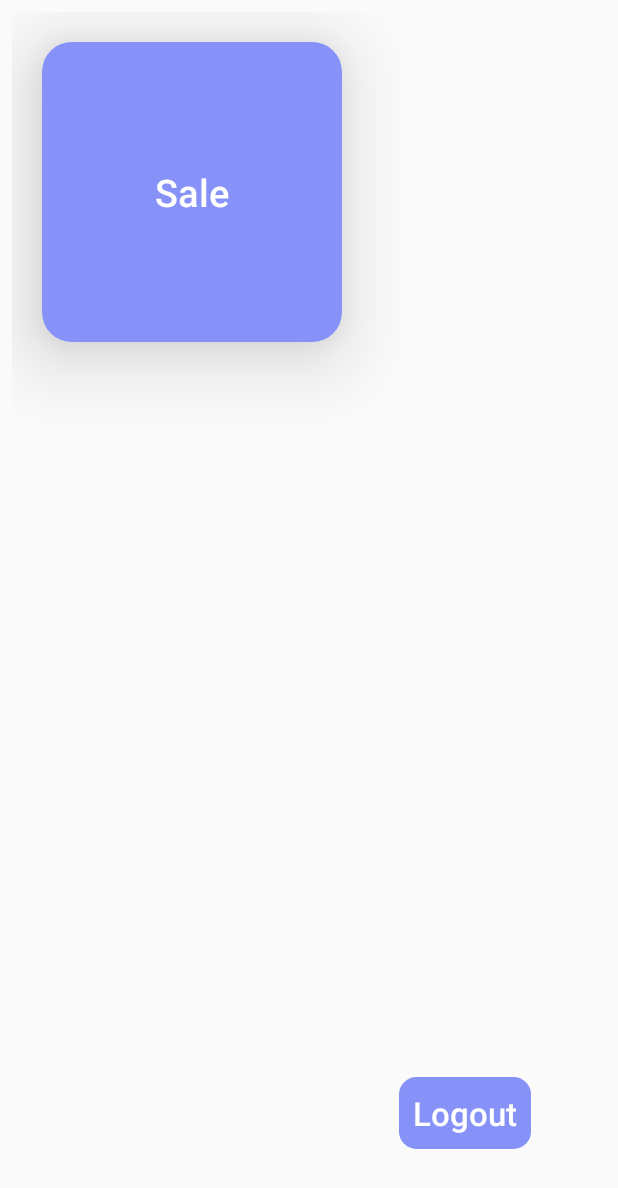
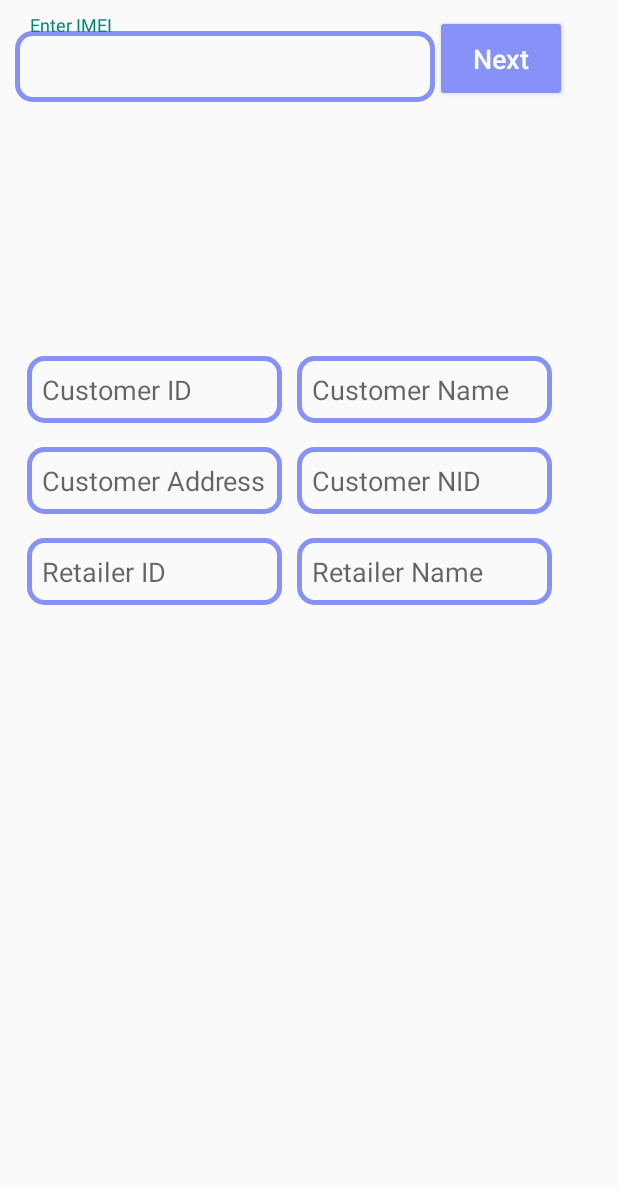
Before and after one commit to LatifulBariPappu/Selling-App, an Android app: the RetailerHomeActivity screen opened directly, with no data from a screen before it, after a tap on an icon or button, on a phone screen of 412 x 824 dp. Shown: the top 1188 px of the screen. Run offline under Robolectric (Android 15) with nearby library versions, the phone set to English and light mode, and no system bars.

Commit message:
imei confirmation2

```diff
--- a/app/src/main/AndroidManifest.xml
+++ b/app/src/main/AndroidManifest.xml
@@ -15,6 +15,12 @@
         android:theme="@style/Theme.TestApi"
         android:usesCleartextTraffic="true"
         tools:targetApi="31">
+        <activity
+            android:name=".activities.SaleActivity"
+            android:exported="false" />
+        <activity
+            android:name=".activities.MainActivity"
+            android:exported="false" />
         <activity
             android:name=".activities.RetailerHomeActivity"
             android:exported="false" />
--- a/app/src/main/java/com/example/testapi/activities/LoginActivity.java
+++ b/app/src/main/java/com/example/testapi/activities/LoginActivity.java
@@ -63,7 +63,6 @@ public class LoginActivity extends AppCompatActivity {
                         startActivity(new Intent(LoginActivity.this, Dashboard.class));
                         finish();
                     }
-
                 }
 
                 @Override
--- /dev/null
+++ b/app/src/main/java/com/example/testapi/activities/SaleActivity.java
@@ -0,0 +1,104 @@
+package com.example.testapi.activities;
+
+import android.os.Bundle;
+import android.text.Editable;
+import android.text.InputFilter;
+import android.text.TextWatcher;
+import android.util.Log;
+import android.view.View;
+import android.widget.TextView;
+import android.widget.Toast;
+
+import androidx.appcompat.app.AppCompatActivity;
+
+import com.example.testapi.controller.ApiController;
+import com.example.testapi.databinding.ActivitySaleBinding;
+import com.example.testapi.models.DeviceModel;
+
+import java.util.Objects;
+
+import retrofit2.Call;
+import retrofit2.Callback;
+import retrofit2.Response;
+
+public class SaleActivity extends AppCompatActivity {
+
+    ActivitySaleBinding binding;
+    @Override
+    protected void onCreate(Bundle savedInstanceState) {
+        super.onCreate(savedInstanceState);
+        binding = ActivitySaleBinding.inflate(getLayoutInflater());
+        setContentView(binding.getRoot());
+
+        binding.imeiEdt.setFilters(new InputFilter[]{new InputFilter.LengthFilter(15)});
+
+        binding.imeiNextBtn.setOnClickListener(new View.OnClickListener() {
+            @Override
+            public void onClick(View v) {
+
+                            String imeiInput = binding.imeiEdt.getText().toString();
+
+                            binding.imeiEdt.addTextChangedListener(new TextWatcher() {
+                                @Override
+                                public void beforeTextChanged(CharSequence s, int start, int count, int after) {
+
+                                }
+
+                                @Override
+                                public void onTextChanged(CharSequence s, int start, int before, int count) {
+
+                                }
+
+                                @Override
+                                public void afterTextChanged(Editable s) {
+                                    if (s.length() == 15) {
+                                        binding.imeiEdt.setError(null);
+                                    } else {
+                                        binding.imeiEdt.setError("IMEI must be exactly 15 characters long");
+                                    }
+                                }
+                            });
+
+
+                            //call get device api
+                            Call<DeviceModel> call = ApiController
+                                    .getInstance()
+                                    .getapi()
+                                    .getDevice(imeiInput);
+
+                            call.enqueue(new Callback<DeviceModel>() {
+                                @Override
+                                public void onResponse(Call<DeviceModel> call, Response<DeviceModel> response) {
+
+                                    String msg = response.body().getMessage();
+                                    if(Objects.equals(msg, "IMEI found")){
+                                        Toast.makeText(SaleActivity.this,"IMEI Found",Toast.LENGTH_SHORT).show();
+
+                                        String imei1 = response.body().getDevice_models().getImei_1();
+                                        String imei2 = response.body().getDevice_models().getImei_2();
+                                        String brand = response.body().getDevice_models().getBrand();
+                                        String color = response.body().getDevice_models().getColor();
+                                        String model = response.body().getDevice_models().getDevice();
+                                        String price = response.body().getDevice_models().getPrice();
+                                        String serial = response.body().getDevice_models().getSerialNumber();
+                                        binding.imeiTv1.setText(imei1 != null ? "IMEI1 : "+imei1 : "IMEI1 not available");
+                                        binding.imeiTv2.setText(imei2 != null ? "IMEI2 : "+imei2 : "IMEI2 not available");
+                                        binding.brandTv.setText(brand != null ? "BRAND : "+brand : "Brand not available");
+                                        binding.colorTv.setText(color != null ? "COLOR : "+color : "Color not available");
+                                        binding.modelTv.setText(model != null ? "MODEL : "+model : "Model not available");
+                                        binding.serialTv.setText(serial !=null ? "SERIAL NUMBER : "+serial : "Serial not available");
+                                        binding.priceTv.setText(price != null ? "HIRE SALE PRICE : "+price : "Price not available");
+                                    }
+
+                                }
+
+                                @Override
+                                public void onFailure(Call<DeviceModel> call, Throwable t) {
+                                    Toast.makeText(SaleActivity.this,t.toString(),Toast.LENGTH_SHORT).show();
+                                }
+                            });
+            }
+        });
+    }
+
+}
--- a/app/src/main/res/layout/activity_retailer_home.xml
+++ b/app/src/main/res/layout/activity_retailer_home.xml
@@ -9,20 +9,16 @@
     android:orientation="vertical"
     tools:context=".activities.RetailerHomeActivity">
     <androidx.cardview.widget.CardView
-        android:layout_width="200dp"
-        android:layout_height="200dp"
+        android:layout_width="120dp"
+        android:layout_height="120dp"
         app:cardElevation="30dp"
         android:id="@+id/salebtn"
         android:layout_margin="20dp"
         app:cardCornerRadius="20dp">
-        <Button
-            android:layout_width="match_parent"
-            android:layout_height="match_parent"
-            android:hint="@string/retailer_sale"
-            android:textSize="25sp"
-            android:background="@drawable/custom_edittext"
-            android:backgroundTint="@color/my_primary"
-            android:textColorHint="@color/white"/>
+        <ImageView
+            android:layout_width="wrap_content"
+            android:layout_height="wrap_content"
+            android:src="@drawable/sale"/>
     </androidx.cardview.widget.CardView>
 
     <LinearLayout
--- /dev/null
+++ b/app/src/main/res/layout/activity_sale.xml
@@ -0,0 +1,149 @@
+<?xml version="1.0" encoding="utf-8"?>
+<LinearLayout xmlns:android="http://schemas.android.com/apk/res/android"
+    xmlns:app="http://schemas.android.com/apk/res-auto"
+    xmlns:tools="http://schemas.android.com/tools"
+    android:id="@+id/main"
+    android:layout_width="match_parent"
+    android:layout_height="match_parent"
+    android:layout_margin="12dp"
+    android:padding="10dp"
+    android:orientation="vertical"
+    tools:context=".activities.SaleActivity">
+
+    <LinearLayout
+        android:layout_width="match_parent"
+        android:layout_height="wrap_content"
+        android:orientation="horizontal">
+        <com.google.android.material.textfield.TextInputLayout
+            android:layout_width="280dp"
+            android:layout_height="wrap_content"
+            android:hint="@string/enter_imei">
+            <com.google.android.material.textfield.TextInputEditText
+                android:layout_width="match_parent"
+                android:layout_height="wrap_content"
+                android:id="@+id/imei_edt"
+                android:inputType="number"
+                android:padding="10dp"
+                android:background="@drawable/custom_edittext"
+                android:textSize="20sp"/>
+        </com.google.android.material.textfield.TextInputLayout>
+
+        <Button
+            android:id="@+id/imeiNextBtn"
+            android:layout_width="wrap_content"
+            android:layout_height="match_parent"
+            android:layout_gravity="end"
+            android:backgroundTint="@color/my_primary"
+            android:hint="@string/next_btn"
+            android:textColorHint="@color/white"
+            android:textSize="18sp" />
+    </LinearLayout>
+    <LinearLayout
+        android:layout_width="match_parent"
+        android:layout_height="wrap_content"
+        android:layout_marginTop="10dp"
+        android:padding="8dp"
+        android:orientation="vertical">
+        <TextView
+            android:layout_width="match_parent"
+            android:layout_height="wrap_content"
+            android:id="@+id/imei_tv1"
+            android:text=""/>
+        <TextView
+            android:layout_width="match_parent"
+            android:layout_height="wrap_content"
+            android:id="@+id/imei_tv2"
+            android:text=""/>
+        <TextView
+            android:layout_width="match_parent"
+            android:layout_height="wrap_content"
+            android:id="@+id/brand_tv"
+            android:text=""/>
+        <TextView
+            android:layout_width="match_parent"
+            android:layout_height="wrap_content"
+            android:id="@+id/color_tv"
+            android:text=""/>
+        <TextView
+            android:layout_width="match_parent"
+            android:layout_height="wrap_content"
+            android:id="@+id/model_tv"
+            android:text=""/>
+        <TextView
+            android:layout_width="match_parent"
+            android:layout_height="wrap_content"
+            android:id="@+id/serial_tv"
+            android:text=""/>
+        <TextView
+            android:layout_width="match_parent"
+            android:layout_height="wrap_content"
+            android:id="@+id/price_tv"
+            android:text=""/>
+
+    </LinearLayout>
+    <LinearLayout
+        android:layout_width="match_parent"
+        android:layout_height="wrap_content"
+        android:orientation="horizontal"
+        android:padding="8dp">
+        <EditText
+            android:layout_width="170dp"
+            android:layout_height="wrap_content"
+            android:background="@drawable/custom_edittext"
+            android:id="@+id/customer_id_edt"
+            android:hint="Customer ID"
+            android:padding="10dp"/>
+        <EditText
+            android:layout_width="170dp"
+            android:id="@+id/customer_name_edt"
+            android:layout_height="wrap_content"
+            android:layout_marginStart="10dp"
+            android:background="@drawable/custom_edittext"
+            android:hint="Customer Name"
+            android:padding="10dp"/>
+    </LinearLayout>
+    <LinearLayout
+        android:layout_width="match_parent"
+        android:layout_height="wrap_content"
+        android:orientation="horizontal"
+        android:padding="8dp">
+        <EditText
+            android:layout_width="170dp"
+            android:id="@+id/customer_address_edt"
+            android:layout_height="wrap_content"
+            android:background="@drawable/custom_edittext"
+            android:hint="Customer Address"
+            android:padding="10dp"/>
+        <EditText
+            android:layout_width="170dp"
+            android:layout_height="wrap_content"
+            android:id="@+id/customer_nid_edt"
+            android:layout_marginStart="10dp"
+            android:background="@drawable/custom_edittext"
+            android:hint="Customer NID"
+            android:padding="10dp"/>
+    </LinearLayout>
+    <LinearLayout
+        android:layout_width="match_parent"
+        android:layout_height="wrap_content"
+        android:orientation="horizontal"
+        android:padding="8dp">
+        <EditText
+            android:layout_width="170dp"
+            android:id="@+id/retail_id"
+            android:layout_height="wrap_content"
+            android:background="@drawable/custom_edittext"
+            android:hint="Retailer ID"
+            android:padding="10dp"/>
+        <EditText
+            android:layout_width="170dp"
+            android:layout_height="wrap_content"
+            android:id="@+id/retail_name"
+            android:layout_marginStart="10dp"
+            android:background="@drawable/custom_edittext"
+            android:hint="Retailer Name"
+            android:padding="10dp"/>
+    </LinearLayout>
+
+
+</LinearLayout>
--- a/app/src/main/res/values/strings.xml
+++ b/app/src/main/res/values/strings.xml
@@ -12,4 +12,5 @@
     <string name="retailer_sale">Sale</string>
     <string name="next_btn">Next</string>
     <string name="enter_imei">Enter IMEI</string>
+    <string name="default_text">default text</string>
 </resources>
```
Also changed, not shown: app/src/main/java/com/example/testapi/activities/RetailerHomeActivity.java (+1 -89 lines), app/src/main/java/com/example/testapi/models/DeviceDetails.java (deleted, +0 -70 lines), app/src/main/java/com/example/testapi/models/DeviceModel.java (+13 -6 lines), app/src/main/java/com/example/testapi/models/Device_models.java (added, +86 -0 lines), app/src/main/res/layout/sale_popup_window.xml (deleted, +0 -36 lines).
